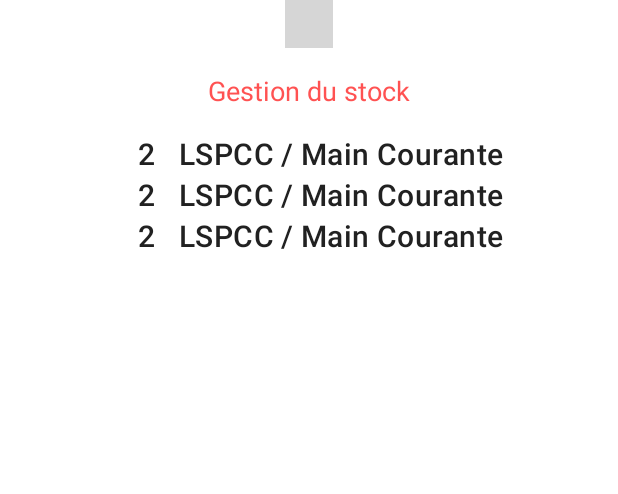
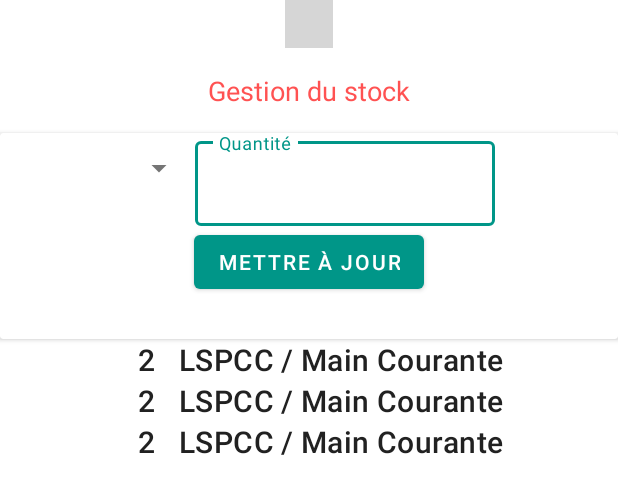
Before and after one commit to DrDucky/Spe95, an Android app: the layout grid_sd_statistiques.xml on its own in the app's theme, with its tools: preview values and no code run, on a phone screen of 412 x 824 dp. Shown: the top 494 px of the screen. Run offline under Robolectric (Android 15) with nearby library versions, the phone set to English and light mode, and no system bars; plain views replace PieChart; grey boxes are pictures that could not be loaded.

Commit message:
Update stock with spinner and quantity

```diff
--- a/app/src/main/res/layout/grid_sd_statistiques.xml
+++ b/app/src/main/res/layout/grid_sd_statistiques.xml
@@ -1,17 +1,17 @@
 <?xml version="1.0" encoding="utf-8"?>
 <androidx.constraintlayout.widget.ConstraintLayout xmlns:android="http://schemas.android.com/apk/res/android"
     xmlns:app="http://schemas.android.com/apk/res-auto"
+    xmlns:tools="http://schemas.android.com/tools"
     android:layout_width="match_parent"
-    android:layout_height="match_parent"
-    xmlns:tools="http://schemas.android.com/tools">
+    android:layout_height="match_parent">
 
     <com.google.android.flexbox.FlexboxLayout
         android:id="@+id/flx_type_chart"
         android:layout_width="match_parent"
         android:layout_height="0dp"
+        app:alignContent="center"
+        app:alignItems="flex_start"
         app:flexWrap="wrap"
-        app:alignItems="flex_start"
-        app:alignContent="center"
         app:justifyContent="center"
         app:layout_constraintEnd_toEndOf="parent"
         app:layout_constraintStart_toStartOf="parent"
@@ -21,22 +21,77 @@
             android:id="@+id/type_chart"
             android:layout_width="wrap_content"
             android:layout_height="wrap_content"
-            android:minHeight="@dimen/chartpie_min_height"
-            android:minWidth="@dimen/chartpie_min_width" />
+            android:minWidth="@dimen/chartpie_min_width"
+            android:minHeight="@dimen/chartpie_min_height" />
 
     </com.google.android.flexbox.FlexboxLayout>
 
     <com.google.android.material.textview.MaterialTextView
         android:id="@+id/stock_title"
+        style="@style/CategoryTitle"
         android:layout_width="wrap_content"
         android:layout_height="wrap_content"
+        android:padding="@dimen/dimen_16dp"
         android:text="@string/stock_title"
-        android:padding="@dimen/dimen_16dp"
-        style="@style/CategoryTitle"
         app:layout_constraintEnd_toEndOf="parent"
         app:layout_constraintStart_toStartOf="parent"
         app:layout_constraintTop_toBottomOf="@id/flx_type_chart" />
 
+    <androidx.cardview.widget.CardView
+        android:id="@+id/cv_stock_update"
+        android:layout_width="match_parent"
+        android:layout_height="wrap_content"
+        app:layout_constraintBottom_toTopOf="@id/rv_material_sd_list_stock"
+        app:layout_constraintEnd_toEndOf="parent"
+        app:layout_constraintStart_toStartOf="parent"
+        app:layout_constraintTop_toBottomOf="@+id/stock_title">
+
+        <androidx.constraintlayout.widget.ConstraintLayout
+            android:layout_width="match_parent"
+            android:layout_height="wrap_content">
+
+            <Spinner
+                android:id="@+id/sp_stock_update"
+                android:layout_width="wrap_content"
+                android:layout_height="wrap_content"
+                app:layout_constraintStart_toStartOf="parent"
+                app:layout_constraintEnd_toStartOf="@id/tip_stock_update"
+                app:layout_constraintTop_toTopOf="parent"
+                app:layout_constraintHorizontal_chainStyle="packed"
+                app:layout_constraintBottom_toTopOf="@id/btn_stock_update" />
+
+            <com.google.android.material.textfield.TextInputLayout
+                android:id="@+id/tip_stock_update"
+                style="@style/Widget.MaterialComponents.TextInputLayout.OutlinedBox"
+                android:layout_width="@dimen/default_margin_form_fields"
+                android:layout_height="wrap_content"
+                android:hint="@string/add_operation_quantity"
+                app:layout_constraintBottom_toTopOf="@id/btn_stock_update"
+                app:layout_constraintStart_toEndOf="@id/sp_stock_update"
+                app:layout_constraintEnd_toEndOf="parent"
+                app:layout_constraintTop_toTopOf="parent">
+
+                <com.google.android.material.textfield.TextInputEditText
+                    android:id="@+id/et_stock_update"
+                    android:layout_width="match_parent"
+                    android:layout_height="wrap_content"
+                    android:inputType="number"
+                    android:singleLine="true" />
+
+            </com.google.android.material.textfield.TextInputLayout>
+
+            <com.google.android.material.button.MaterialButton
+                android:id="@+id/btn_stock_update"
+                android:layout_width="wrap_content"
+                android:layout_height="wrap_content"
+                android:layout_margin="@dimen/dimen_16dp"
+                android:text="@string/stock_update_btn"
+                app:layout_constraintEnd_toEndOf="parent"
+                app:layout_constraintStart_toStartOf="parent"
+                app:layout_constraintTop_toBottomOf="@id/sp_stock_update"
+                app:layout_constraintBottom_toBottomOf="parent" />
+        </androidx.constraintlayout.widget.ConstraintLayout>
+    </androidx.cardview.widget.CardView>
 
     <androidx.recyclerview.widget.RecyclerView
         android:id="@+id/rv_material_sd_list_stock"
@@ -47,7 +102,7 @@
         app:layoutManager="androidx.recyclerview.widget.LinearLayoutManager"
         app:layout_constraintEnd_toEndOf="parent"
         app:layout_constraintStart_toStartOf="parent"
-        app:layout_constraintTop_toBottomOf="@id/stock_title"
+        app:layout_constraintTop_toBottomOf="@id/cv_stock_update"
         tools:context="com.pomplarg.spe95.MainActivity"
         tools:listitem="@layout/list_item_material_sd" />
 </androidx.constraintlayout.widget.ConstraintLayout>
--- a/app/src/main/res/values/strings.xml
+++ b/app/src/main/res/values/strings.xml
@@ -97,6 +97,9 @@
     <string name="menu_csp_name_title">CSP Argenteuil</string>
     <string name="menu_stats_title">Statistiques</string>
     <string name="stock_title">Gestion du stock</string>
+    <string name="stock_update_popup_title">Mise à jour du stock</string>
+    <string name="stock_update_popup_message">Etes-vous sûr de vouloir mettre à jour le stock ? </string>
+    <string name="stock_update_btn">Mettre à jour</string>
 
 
     <!-- Screen titles -->
```
Also changed, not shown: app/src/main/java/com/pomplarg/spe95/statistiques/data/StatistiqueRepository.kt (+44 -13 lines), app/src/main/java/com/pomplarg/spe95/statistiques/ui/StatistiquesFragment.kt (+31 -8 lines), app/src/main/java/com/pomplarg/spe95/statistiques/ui/StatistiquesViewModel.kt (+9 -7 lines).
